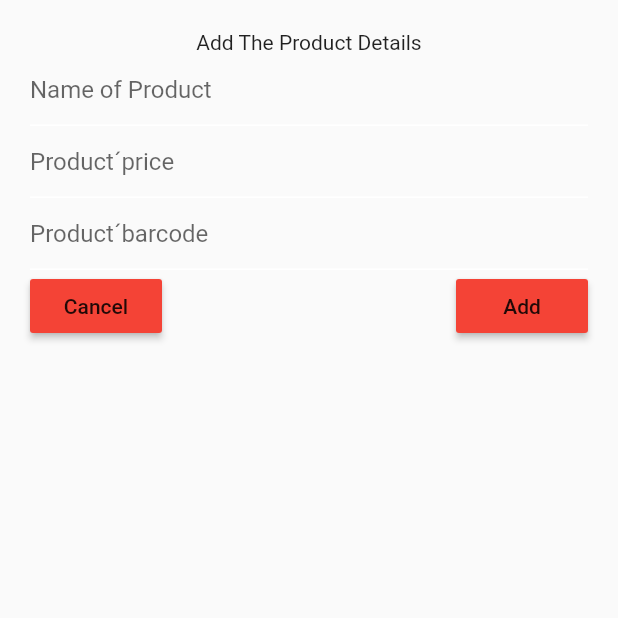
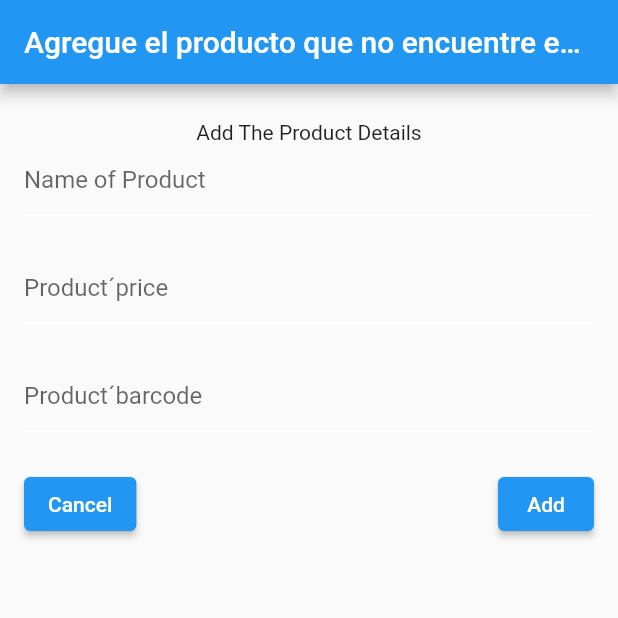
Before and after one commit to Javit96/my_stock, a Flutter app: the AddProductsPage screen opened directly, on a phone screen of 412 x 824 dp, the top half of it. Run offline on Flutter 3.47's test engine with Material 2 defaults, Android fonts, the phone set to English and light mode, and no system bars; our stand-ins replace rxdart, shared_preferences; accounts and stored records are empty.

Commit message:
FormModel
Se volvio a modelar las paginas de rgistro y subida de producto y stock (modelado de formulario)
Se necesita hacer mas ajustes

Se impleemento un icono de informacion en la pagina de listado de producto.

```diff
--- a/lib/UI/AddProduct/addProducts.dart
+++ b/lib/UI/AddProduct/addProducts.dart
@@ -29,15 +29,22 @@ class _AddProductsPageState extends State<AddProductsPage> {
 
   @override
   Widget build(BuildContext context) {
+    const sizedBoxSpace = SizedBox(height: 24);
     return Scaffold(
-      body: Container(
-        padding: EdgeInsets.all(20),
-        child: Column(
-          crossAxisAlignment: CrossAxisAlignment.center,
-          children: <Widget>[
+      appBar: AppBar(
+        automaticallyImplyLeading: false,
+        title: Text("Agregue el producto que no encuentre en la lista."),
+      ),
+      body: Form(
+        //key: _formKey,
+        //autovalidateMode: AutovalidateMode.values[_autoValidateModeIndex.value],
+        child: Scrollbar(
+          child: SingleChildScrollView(
+            padding: const EdgeInsets.symmetric(horizontal: 16),
+            child: Column(children: [
+              sizedBoxSpace,
               Text("Add The Product Details"),
-            Container(
-              child: TextField(
+              TextFormField(
                 controller: productName,
                 decoration: InputDecoration(
                   hintText: "Name of Product",
@@ -46,9 +53,8 @@ class _AddProductsPageState extends State<AddProductsPage> {
                   ),
                 ),
               ),
-            ),
-            Container(
-              child: TextField(
+              sizedBoxSpace,
+              TextFormField(
                 controller: price,
                 decoration: InputDecoration(
                   hintText: "Product´price",
@@ -59,9 +65,8 @@ class _AddProductsPageState extends State<AddProductsPage> {
                   FilteringTextInputFormatter.digitsOnly
                 ],
               ),
-            ),
-            Container(
-              child: TextField(
+              sizedBoxSpace,
+              TextFormField(
                 controller: barcode,
                 decoration: InputDecoration(
                   hintText: "Product´barcode",
@@ -69,13 +74,12 @@ class _AddProductsPageState extends State<AddProductsPage> {
                       borderSide: BorderSide(color: Colors.white)),
                 ),
               ),
-            ),
+              sizedBoxSpace,
               Row(
                 mainAxisAlignment: MainAxisAlignment.spaceBetween,
                 crossAxisAlignment: CrossAxisAlignment.center,
                 children: <Widget>[
-                RaisedButton(
-                  color: Colors.red,
+                  ElevatedButton(
                     child: Text(
                       "Cancel",
                     ),
@@ -83,8 +87,7 @@ class _AddProductsPageState extends State<AddProductsPage> {
                       Navigator.pop(context);
                     },
                   ),
-                RaisedButton(
-                    color: Colors.red,
+                  ElevatedButton(
                       child: Text(
                         "Add",
                       ),
@@ -107,7 +110,8 @@ class _AddProductsPageState extends State<AddProductsPage> {
                       }),
                 ],
               )
-          ],
+            ]),
+          ),
         ),
       ),
     );
```
Also changed, not shown: lib/UI/AddStockProduct/addStocks.dart (+30 -20 lines), lib/UI/LoginPage/SingUp.dart (+55 -32 lines), lib/models/widgets/Products_list.dart (+19 -9 lines). Lines whose indentation alone changed are shown as unchanged.
